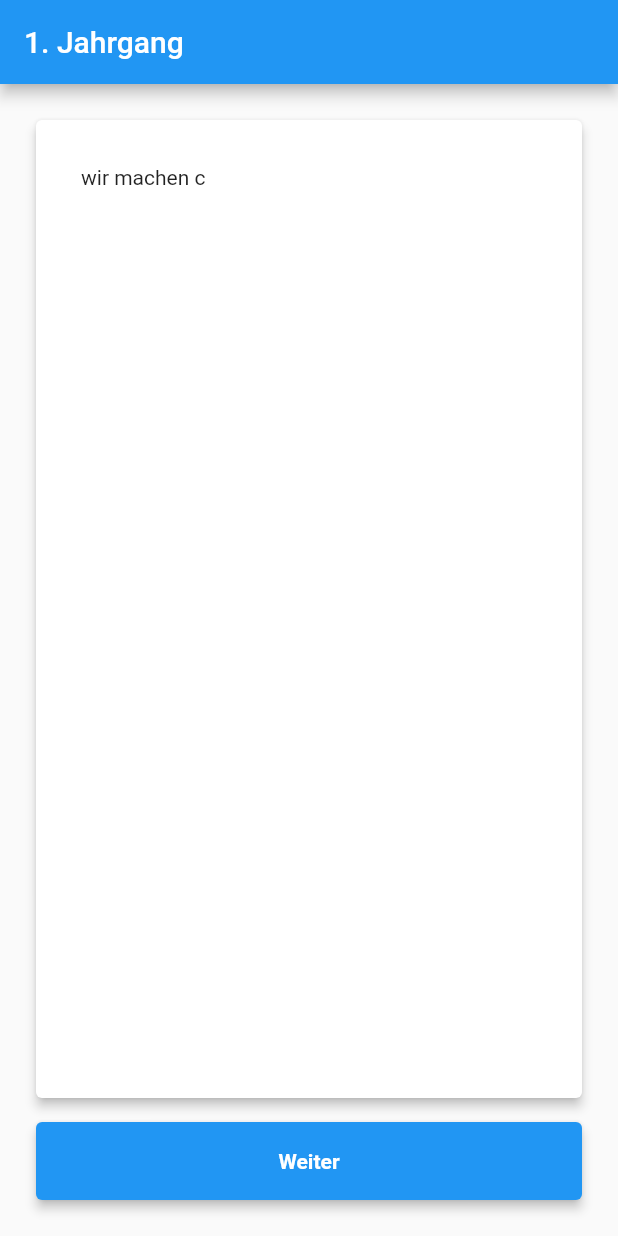
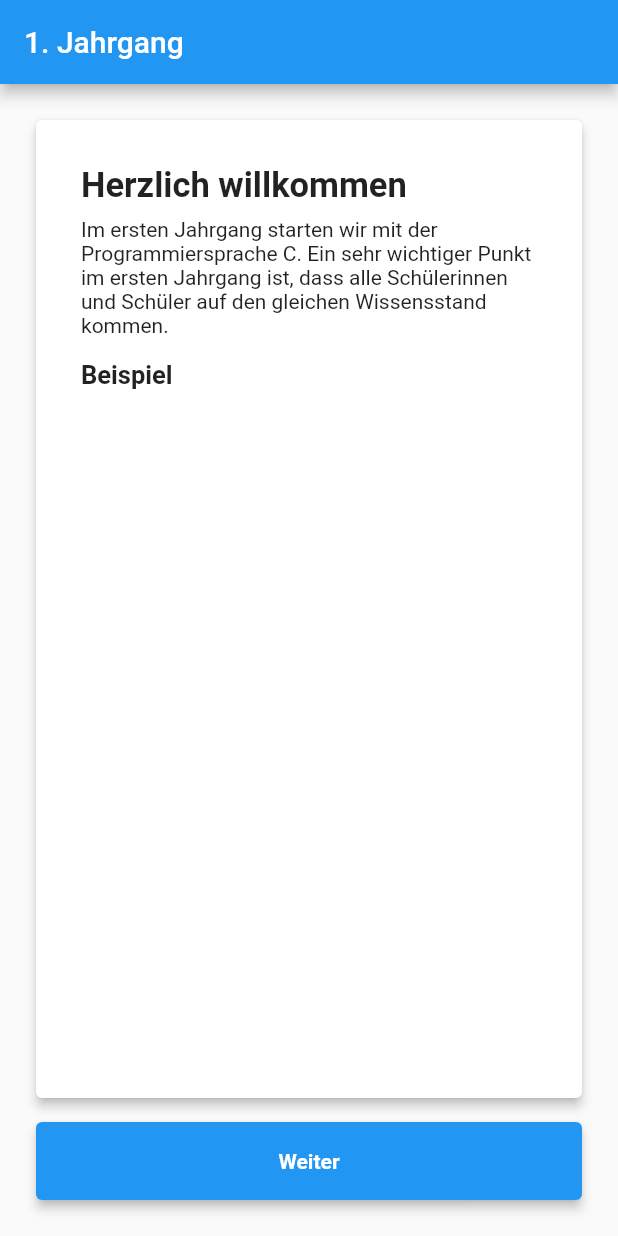
Before and after one commit to laurensk/simplytasks, a Flutter app: the Introduction screen opened directly, on a phone screen of 412 x 824 dp. Run offline on Flutter 3.47's test engine with Material 2 defaults, Android fonts, the phone set to English and light mode, and no system bars; our stand-ins replace shared_preferences; missing offline and left inert: universal_html; accounts and stored records are empty.

Commit message:
introduction

```diff
--- a/lib/screens/introduction.dart
+++ b/lib/screens/introduction.dart
@@ -15,17 +15,11 @@ class Introduction extends StatefulWidget {
 class _IntroductionState extends State<Introduction> {
   int current = 0;
 
-  List<IntroductionScreen> screens = [
-    IntroductionScreen(
-        title: "1. Jahrgang",
-        card1: Text("wir machen c"),
-        card2: Text("ja, wirklich"),
-        card3: Text("noch immer!")),
-    IntroductionScreen(title: "2. Jahrgang", card1: Text("wir machen java")),
-    IntroductionScreen(title: "Mehr Infos", card1: Text("wir machen mehr")),
+  final List<IntroductionScreen> screens = [
+    IntroductionScreen(title: "1. Jahrgang", content: c),
+    IntroductionScreen(title: "2. Jahrgang", content: java),
+    IntroductionScreen(title: "Mehr Infos", content: more),
   ];
-
-  final controller = PageController(initialPage: 0);
 
   @override
   void initState() {
@@ -53,13 +47,8 @@ class _IntroductionState extends State<Introduction> {
                     elevation: 3,
                     child: Padding(
                       padding: const EdgeInsets.all(30),
-                      child: PageView(
-                        controller: controller,
-                        children: [
-                          currentScreen.card1,
-                          currentScreen.card2,
-                          currentScreen.card3
-                        ],
+                      child: SingleChildScrollView(
+                        child: currentScreen.content,
                       ),
                     ),
                   ),
@@ -123,9 +112,67 @@ class _IntroductionState extends State<Introduction> {
 
 class IntroductionScreen {
   String title;
-  Widget card1;
-  Widget card2;
-  Widget card3;
+  Widget content;
 
-  IntroductionScreen({this.title, this.card1, this.card2, this.card3});
+  IntroductionScreen({this.title, this.content});
 }
+
+final Widget c = Column(
+  crossAxisAlignment: CrossAxisAlignment.start,
+  children: [
+    Text(
+      "Herzlich willkommen",
+      style: TextStyle(fontSize: 23, fontWeight: FontWeight.w600),
+    ),
+    Padding(
+      padding: const EdgeInsets.only(top: 8),
+      child: Text(
+          "Im ersten Jahrgang starten wir mit der Programmiersprache C. Ein sehr wichtiger Punkt im ersten Jahrgang ist, dass alle Schülerinnen und Schüler auf den gleichen Wissensstand kommen."),
+    ),
+    Padding(
+      padding: const EdgeInsets.only(top: 15),
+      child: Text("Beispiel",
+          style: TextStyle(fontWeight: FontWeight.w600, fontSize: 17)),
+    )
+  ],
+);
+
+final Widget java = Column(
+  crossAxisAlignment: CrossAxisAlignment.start,
+  children: [
+    Text(
+      "Weiter gehts...",
+      style: TextStyle(fontSize: 23, fontWeight: FontWeight.w600),
+    ),
+    Padding(
+      padding: const EdgeInsets.only(top: 8),
+      child: Text(
+          "Im ersten Jahrgang starten wir mit der Programmiersprache C. Ein sehr wichtiger Punkt im ersten Jahrgang ist, dass alle Schülerinnen und Schüler auf den gleichen Wissensstand kommen."),
+    ),
+    Padding(
+      padding: const EdgeInsets.only(top: 15),
+      child: Text("Beispiel",
+          style: TextStyle(fontWeight: FontWeight.w600, fontSize: 17)),
+    )
+  ],
+);
+
+final Widget more = Column(
+  crossAxisAlignment: CrossAxisAlignment.start,
+  children: [
+    Text(
+      "Noch mehr!",
+      style: TextStyle(fontSize: 23, fontWeight: FontWeight.w600),
+    ),
+    Padding(
+      padding: const EdgeInsets.only(top: 8),
+      child: Text(
+          "Im ersten Jahrgang starten wir mit der Programmiersprache C. Ein sehr wichtiger Punkt im ersten Jahrgang ist, dass alle Schülerinnen und Schüler auf den gleichen Wissensstand kommen."),
+    ),
+    Padding(
+      padding: const EdgeInsets.only(top: 15),
+      child: Text("Beispiel",
+          style: TextStyle(fontWeight: FontWeight.w600, fontSize: 17)),
+    )
+  ],
+);
```
